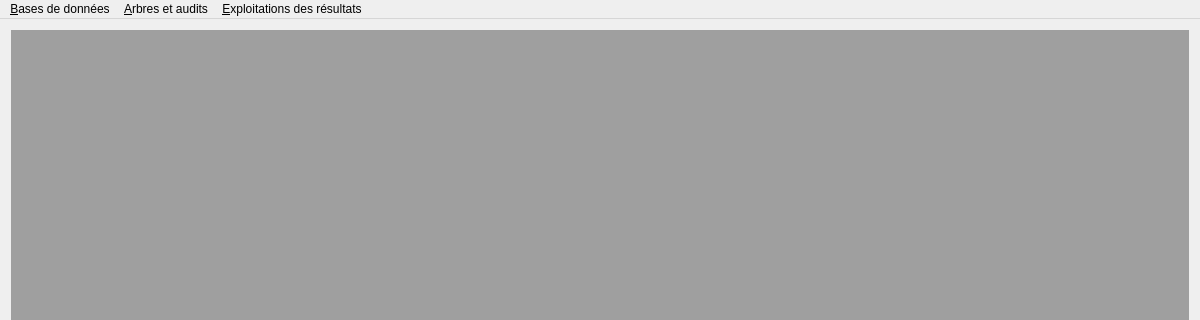
First picture: the form in mainwindow.ui, repository GiPiLab/ProtonClassicSuite, before the edit; both pictures show x 0 to 1200 and y 0 to 320 of the 1200 by 612 pixel window.
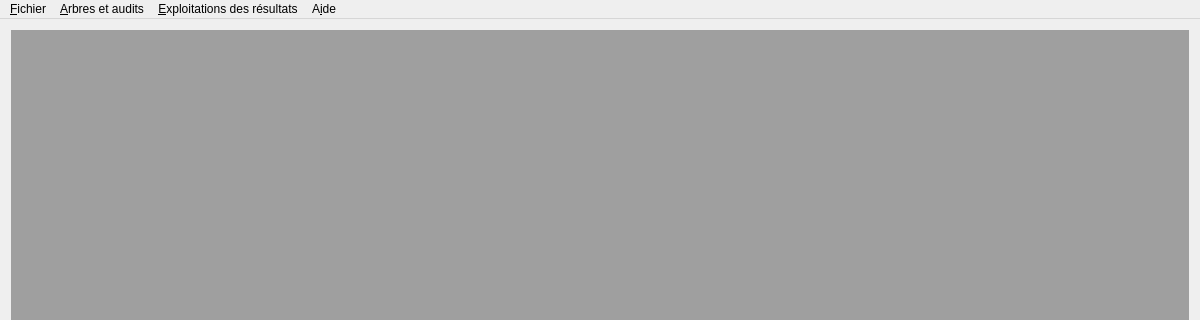
Second picture: the form after the edit.

What changed in the file:
```diff
--- a/mainwindow.ui
+++ b/mainwindow.ui
@@ -29,9 +29,9 @@
      <height>19</height>
     </rect>
    </property>
-   <widget class="QMenu" name="menuBases">
+   <widget class="QMenu" name="menuFile">
     <property name="title">
-     <string>&amp;Bases de données</string>
+     <string>&amp;Fichier</string>
     </property>
     <addaction name="actionNewDb"/>
     <addaction name="actionOpenDb"/>
@@ -54,9 +54,17 @@
     <addaction name="actionReport"/>
     <addaction name="actionQueries"/>
    </widget>
-   <addaction name="menuBases"/>
+   <widget class="QMenu" name="menuA_propos">
+    <property name="title">
+     <string>A&amp;ide</string>
+    </property>
+    <addaction name="actionAide"/>
+    <addaction name="actionA_propos"/>
+   </widget>
+   <addaction name="menuFile"/>
    <addaction name="menuDataInput"/>
    <addaction name="menuExploitation"/>
+   <addaction name="menuA_propos"/>
   </widget>
   <action name="actionManageTree">
    <property name="text">
```
Left out of the diff: 14 changed lines with no effect on the pictures.
